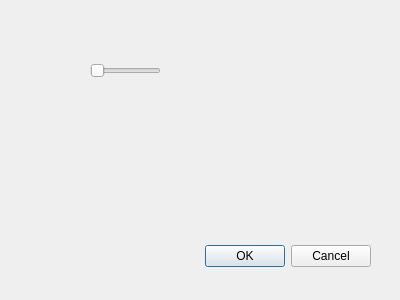
Before: the Qt Designer form gui_preferences.ui in Shub77/phoebetria-code, drawn with Qt 5.
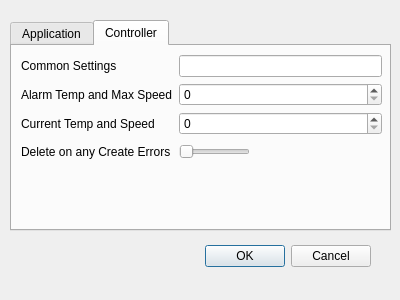
After: the same form once the commit is applied. Icons and pictures are not drawn.

Commit message: Finally some preferences :)

Patch:
```diff
--- a/gui_preferences.ui
+++ b/gui_preferences.ui
@@ -29,15 +29,44 @@
     <set>QDialogButtonBox::Cancel|QDialogButtonBox::Ok</set>
    </property>
   </widget>
-  <widget class="QSlider" name="horizontalSlider">
+  <widget class="QTabWidget" name="tabPreference">
    <property name="geometry">
     <rect>
-     <x>90</x>
-     <y>60</y>
-     <width>71</width>
-     <height>21</height>
+     <x>10</x>
+     <y>20</y>
+     <width>381</width>
+     <height>211</height>
     </rect>
    </property>
+   <property name="currentIndex">
+    <number>1</number>
+   </property>
+   <widget class="QWidget" name="tabPrefApplication">
+    <attribute name="title">
+     <string>Application</string>
+    </attribute>
+    <widget class="QWidget" name="formLayoutWidget">
+     <property name="geometry">
+      <rect>
+       <x>10</x>
+       <y>10</y>
+       <width>361</width>
+       <height>164</height>
+      </rect>
+     </property>
+     <layout class="QFormLayout" name="formLayout">
+      <property name="fieldGrowthPolicy">
+       <enum>QFormLayout::FieldsStayAtSizeHint</enum>
+      </property>
+      <item row="2" column="0">
+       <widget class="QLabel" name="lbl_MinimiseToTray">
+        <property name="text">
+         <string>Minimise to Tray:</string>
+        </property>
+       </widget>
+      </item>
+      <item row="2" column="1">
+       <widget class="QSlider" name="ctrl_MinimiseToTray">
    <property name="styleSheet">
     <string notr="true">QSlider {
  min-width:71px;
@@ -119,6 +148,255 @@
    <property name="orientation">
     <enum>Qt::Horizontal</enum>
    </property>
+       </widget>
+      </item>
+      <item row="3" column="0">
+       <widget class="QLabel" name="lbl_ShowTooltipOnMinimise">
+        <property name="text">
+         <string>Show Tooltips while Minimised:</string>
+        </property>
+       </widget>
+      </item>
+      <item row="3" column="1">
+       <widget class="QSlider" name="ctrl_ShowTooltipOnMinimise">
+        <property name="styleSheet">
+         <string notr="true">QSlider {
+ min-width:71px;
+ min-height:21px;
+ max-width:71px;
+ max-height:21px;
+ }
+ QSlider::groove:horizontal {
+ background-image: url(:/Images/slider_new_bg.png);
+ background-repeat: no-repeat;
+ background-position:center;
+ margin:0px;
+ border:0px;
+ padding:0px;
+ }
+ 
+QSlider::sub-page:horizontal {
+ background-image: url(:/Images/slider_new_on.png);
+ background-repeat: no-repeat;
+ background-position:left;
+ background-origin:content;
+ margin:0px;
+ border:0px;
+ padding-left:0px;
+ }
+ 
+QSlider::add-page:horizontal {
+ background-image: url(:/Images/slider_new_off.png);
+ background-repeat: no-repeat;
+ background-position:right;
+ background-origin:content;
+ margin:0px;
+ border:0px;
+ padding-right:0px;
+ }
+ 
+QSlider::handle:horizontal {
+ background-image: url(:/Images/slider_toggle_new.png);
+ width:35px;
+ height:17px;
+ margin:0px;
+ border:0px;
+ padding:0px;
+ }
+ 
+QSlider::sub-page:horizontal:disabled {
+ background-image: url(:/Images/slider_temp_cel_disabled.png);
+ background-repeat: no-repeat;
+ background-position:left;
+ background-origin:content;
+ margin:0px;
+ border:0px;
+ padding-left:0px;
+ }
+ 
+QSlider::add-page:horizontal:disabled {
+ background-image: url(:/Images/slider_temp_fah_disabled.png);
+ background-repeat: no-repeat;
+ background-position:left;
+ background-origin:content;
+ margin:0px;
+ border:0px;
+ padding-right:0px;
+ }
+ 
+QSlider::handle:horizontal:disabled {
+ background-image: url(:/Images/slider_toggle.png);
+ width:35px;
+ height:17px;
+ margin:0px;
+ border:0px;
+ padding:0px;
+ }
+</string>
+        </property>
+        <property name="maximum">
+         <number>1</number>
+        </property>
+        <property name="orientation">
+         <enum>Qt::Horizontal</enum>
+        </property>
+       </widget>
+      </item>
+      <item row="4" column="1">
+       <widget class="QSpinBox" name="ctrl_IntervalMs_GlobalTimer"/>
+      </item>
+      <item row="4" column="0">
+       <widget class="QLabel" name="lbl_IntervalMs_GlobalTimer">
+        <property name="text">
+         <string>Global Timer:</string>
+        </property>
+       </widget>
+      </item>
+     </layout>
+    </widget>
+    <zorder>formLayoutWidget</zorder>
+    <zorder>lbl_IntervalMs_GlobalTimer</zorder>
+    <zorder>ctrl_IntervalMs_GlobalTimer</zorder>
+   </widget>
+   <widget class="QWidget" name="tabPrefController">
+    <attribute name="title">
+     <string>Controller</string>
+    </attribute>
+    <widget class="QWidget" name="formLayoutWidget_2">
+     <property name="geometry">
+      <rect>
+       <x>9</x>
+       <y>9</y>
+       <width>361</width>
+       <height>161</height>
+      </rect>
+     </property>
+     <layout class="QFormLayout" name="formLayout_2">
+      <item row="3" column="0">
+       <widget class="QLabel" name="lbl_IntervalMs_FcAlarmTempAndMaxSpeed">
+        <property name="text">
+         <string>Alarm Temp and Max Speed</string>
+        </property>
+       </widget>
+      </item>
+      <item row="4" column="0">
+       <widget class="QLabel" name="lbl_IntervalMs_FcCurrentTempAndSpeed">
+        <property name="text">
+         <string>Current Temp and Speed</string>
+        </property>
+       </widget>
+      </item>
+      <item row="5" column="0">
+       <widget class="QLabel" name="lbl_PrimaryDb_DeleteOnAnyCreateError">
+        <property name="text">
+         <string>Delete on any Create Errors</string>
+        </property>
+       </widget>
+      </item>
+      <item row="2" column="0">
+       <widget class="QLabel" name="lbl_IntervalMs_FcCommonSettings">
+        <property name="text">
+         <string>Common Settings</string>
+        </property>
+       </widget>
+      </item>
+      <item row="3" column="1">
+       <widget class="QSpinBox" name="ctrl_IntervalMs_FcAlarmTempAndMaxSpeed"/>
+      </item>
+      <item row="4" column="1">
+       <widget class="QSpinBox" name="ctrl_IntervalMs_FcCurrentTempAndSpeed"/>
+      </item>
+      <item row="5" column="1">
+       <widget class="QSlider" name="ctrl_PrimaryDb_DeleteOnAnyCreateError">
+        <property name="styleSheet">
+         <string notr="true">QSlider {
+ min-width:71px;
+ min-height:21px;
+ max-width:71px;
+ max-height:21px;
+ }
+ QSlider::groove:horizontal {
+ background-image: url(:/Images/slider_new_bg.png);
+ background-repeat: no-repeat;
+ background-position:center;
+ margin:0px;
+ border:0px;
+ padding:0px;
+ }
+ 
+QSlider::sub-page:horizontal {
+ background-image: url(:/Images/slider_new_on.png);
+ background-repeat: no-repeat;
+ background-position:left;
+ background-origin:content;
+ margin:0px;
+ border:0px;
+ padding-left:0px;
+ }
+ 
+QSlider::add-page:horizontal {
+ background-image: url(:/Images/slider_new_off.png);
+ background-repeat: no-repeat;
+ background-position:right;
+ background-origin:content;
+ margin:0px;
+ border:0px;
+ padding-right:0px;
+ }
+ 
+QSlider::handle:horizontal {
+ background-image: url(:/Images/slider_toggle_new.png);
+ width:35px;
+ height:17px;
+ margin:0px;
+ border:0px;
+ padding:0px;
+ }
+ 
+QSlider::sub-page:horizontal:disabled {
+ background-image: url(:/Images/slider_temp_cel_disabled.png);
+ background-repeat: no-repeat;
+ background-position:left;
+ background-origin:content;
+ margin:0px;
+ border:0px;
+ padding-left:0px;
+ }
+ 
+QSlider::add-page:horizontal:disabled {
+ background-image: url(:/Images/slider_temp_fah_disabled.png);
+ background-repeat: no-repeat;
+ background-position:left;
+ background-origin:content;
+ margin:0px;
+ border:0px;
+ padding-right:0px;
+ }
+ 
+QSlider::handle:horizontal:disabled {
+ background-image: url(:/Images/slider_toggle.png);
+ width:35px;
+ height:17px;
+ margin:0px;
+ border:0px;
+ padding:0px;
+ }
+</string>
+        </property>
+        <property name="maximum">
+         <number>1</number>
+        </property>
+        <property name="orientation">
+         <enum>Qt::Horizontal</enum>
+        </property>
+       </widget>
+      </item>
+      <item row="2" column="1">
+       <widget class="QLineEdit" name="ctrl_IntervalMs_FcCommonSettings"/>
+      </item>
+     </layout>
+    </widget>
+   </widget>
   </widget>
  </widget>
  <resources/>
```
Lines whose indentation alone changed are shown as unchanged.
